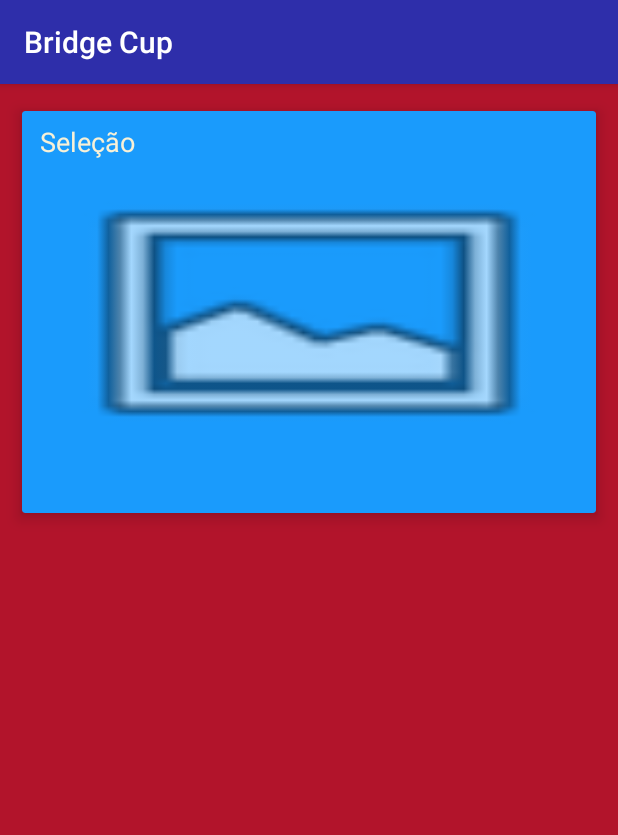
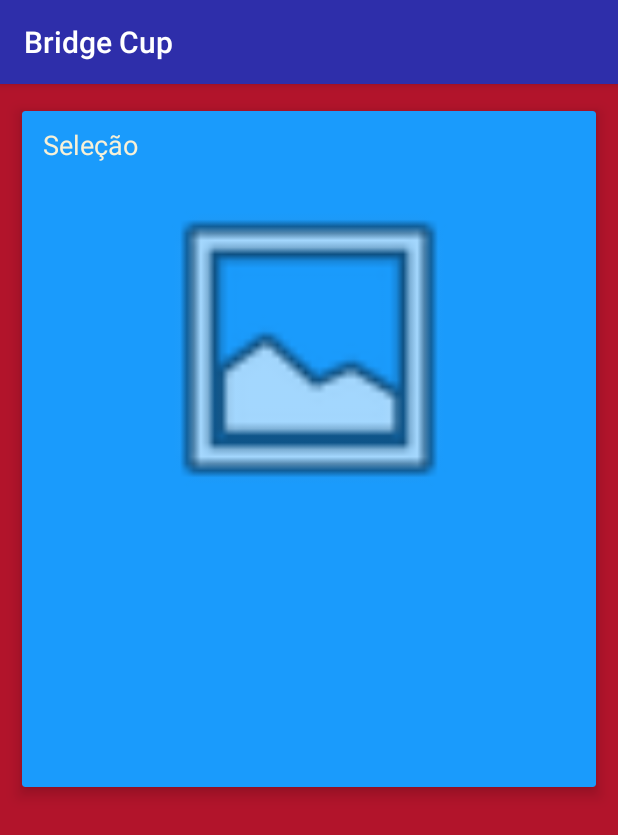
Before and after one commit to baioc/bridge_cup, an Android app: the SelecaoActivity screen opened directly, with no data from a screen before it, on a phone screen of 412 x 824 dp. Shown: the top 835 px of the screen. Run offline under Robolectric (Android 15) with nearby library versions, the phone set to English and light mode, and no system bars; our stand-ins replace Picasso; pictures from the network do not load; 2 statements that could not run were skipped.

Commit message:
Alguns ajustes
Melhorando a formatacao de algumas coisas para possibilitar diferentes orientacoes de tela

Iniciando Tarefa 4

```diff
--- a/Android/app/src/main/AndroidManifest.xml
+++ b/Android/app/src/main/AndroidManifest.xml
@@ -19,8 +19,9 @@
                 <category android:name="android.intent.category.LAUNCHER" />
             </intent-filter>
         </activity>
-        <activity android:name=".view.activity.GrupoActivity"></activity>
-        <activity android:name=".view.activity.SelecaoActivity"></activity>
+        <activity android:name=".view.activity.GrupoActivity" />
+        <activity android:name=".view.activity.SelecaoActivity" />
+        <activity android:name=".view.activity.PartidaActivity"></activity>
     </application>
 
 </manifest>
--- a/Android/app/src/main/java/br/ufsc/bridge/android/bridgecup/view/adapter/GruposAdapter.java
+++ b/Android/app/src/main/java/br/ufsc/bridge/android/bridgecup/view/adapter/GruposAdapter.java
@@ -53,8 +53,8 @@ public class GruposAdapter extends RecyclerView.Adapter<GruposAdapter.GrupoViewH
 
         //@todo mudar a cor das coisas ao clickar nelas
         public void onClick(View v) {
-            //vai para a tela de Grupo, enviando o id daquele escolhido de forma serializada
-            String grupo = grupos.get(getLayoutPosition()).getIdGrupo();
+            //vai para a tela do Grupo, enviando-o de forma serializada
+            Grupo grupo = grupos.get(getLayoutPosition());
             Intent intent = new Intent(v.getContext(), GrupoActivity.class);
             intent.putExtra("GRUPO", grupo);
             v.getContext().startActivity(intent);
--- a/Android/app/src/main/res/layout/activity_selecao.xml
+++ b/Android/app/src/main/res/layout/activity_selecao.xml
@@ -1,7 +1,12 @@
 <?xml version="1.0" encoding="utf-8"?>
-<android.support.constraint.ConstraintLayout xmlns:android="http://schemas.android.com/apk/res/android"
+<ScrollView xmlns:android="http://schemas.android.com/apk/res/android"
     xmlns:app="http://schemas.android.com/apk/res-auto"
     xmlns:tools="http://schemas.android.com/tools"
+    android:layout_width="fill_parent"
+    android:layout_height="fill_parent"
+    android:fillViewport="true">
+
+    <android.support.constraint.ConstraintLayout
         android:layout_width="match_parent"
         android:layout_height="match_parent"
         android:background="@color/red"
@@ -16,6 +21,7 @@
             app:cardBackgroundColor="@color/blue"
             app:cardElevation="6dp"
             app:cardUseCompatPadding="true"
+            app:contentPadding="2dp"
             app:layout_constraintEnd_toEndOf="parent"
             app:layout_constraintStart_toStartOf="parent"
             app:layout_constraintTop_toTopOf="parent">
@@ -27,46 +33,83 @@
                 <TextView
                     android:id="@+id/tv_selecao"
                     style="@style/Regular_18"
-                android:layout_width="wrap_content"
+                    android:layout_width="0dp"
                     android:layout_height="wrap_content"
+                    android:layout_marginBottom="12dp"
+                    android:layout_marginEnd="8dp"
                     android:layout_marginStart="12dp"
                     android:layout_marginTop="8dp"
                     android:text="@string/label_selecao"
                     android:textAlignment="viewStart"
+                    app:layout_constraintBottom_toTopOf="@+id/guide_top"
+                    app:layout_constraintEnd_toEndOf="parent"
                     app:layout_constraintStart_toStartOf="parent"
                     app:layout_constraintTop_toTopOf="parent"
                     tools:text="Selecao" />
 
+                <android.support.constraint.Guideline
+                    android:id="@+id/guide_top"
+                    android:layout_width="match_parent"
+                    android:layout_height="wrap_content"
+                    android:layout_marginTop="55dp"
+                    android:orientation="horizontal"
+                    app:layout_constraintGuide_percent="0.1"
+                    app:layout_constraintTop_toTopOf="parent" />
+
+                <android.support.constraint.Guideline
+                    android:id="@+id/guide_left"
+                    android:layout_width="wrap_content"
+                    android:layout_height="wrap_content"
+                    android:orientation="vertical"
+                    app:layout_constraintGuide_percent="0.03" />
+
                 <ImageView
                     android:id="@+id/iv_bandeira"
                     android:layout_width="0dp"
-                android:layout_height="180dp"
-                android:layout_marginBottom="12dp"
-                android:layout_marginEnd="8dp"
-                android:layout_marginStart="8dp"
-                android:layout_marginTop="12dp"
-                android:scaleType="fitXY"
-                app:layout_constraintBottom_toTopOf="@+id/tv_info_selecao"
-                app:layout_constraintEnd_toEndOf="parent"
-                app:layout_constraintHorizontal_bias="0.5"
-                app:layout_constraintStart_toStartOf="parent"
-                app:layout_constraintTop_toBottomOf="@+id/tv_selecao"
+                    android:layout_height="0dp"
+                    android:maxHeight="210dp"
+                    android:maxWidth="350dp"
+                    android:minHeight="30dp"
+                    android:minWidth="50dp"
+                    android:scaleType="fitCenter"
+                    app:layout_constraintBottom_toTopOf="@+id/guide_bottom"
+                    app:layout_constraintEnd_toStartOf="@+id/guide_right"
+                    app:layout_constraintStart_toStartOf="@+id/guide_left"
+                    app:layout_constraintTop_toTopOf="@+id/guide_top"
+                    app:layout_constraintVertical_bias="0.507"
                     app:srcCompat="@android:drawable/ic_menu_gallery" />
+
+                <android.support.constraint.Guideline
+                    android:id="@+id/guide_right"
+                    android:layout_width="wrap_content"
+                    android:layout_height="wrap_content"
+                    android:orientation="vertical"
+                    app:layout_constraintGuide_percent="0.97" />
+
+                <android.support.constraint.Guideline
+                    android:id="@+id/guide_bottom"
+                    android:layout_width="match_parent"
+                    android:layout_height="wrap_content"
+                    android:orientation="horizontal"
+                    app:layout_constraintGuide_percent="0.6" />
 
                 <TextView
                     android:id="@+id/tv_info_selecao"
                     style="@style/Regular_14"
                     android:layout_width="0dp"
                     android:layout_height="wrap_content"
-                android:layout_marginBottom="12dp"
+                    android:layout_marginBottom="4dp"
                     android:layout_marginEnd="8dp"
                     android:layout_marginStart="12dp"
+                    android:layout_marginTop="8dp"
                     android:textAlignment="textStart"
                     app:layout_constraintBottom_toBottomOf="parent"
                     app:layout_constraintEnd_toEndOf="parent"
                     app:layout_constraintStart_toStartOf="parent"
+                    app:layout_constraintTop_toTopOf="@+id/guide_bottom"
                     tools:text="Informacoes" />
 
             </android.support.constraint.ConstraintLayout>
         </android.support.v7.widget.CardView>
     </android.support.constraint.ConstraintLayout>
+</ScrollView>
```
Also changed, not shown: Android/app/src/main/java/br/ufsc/bridge/android/bridgecup/view/activity/GrupoActivity.java (+7 -39 lines), Android/app/src/main/java/br/ufsc/bridge/android/bridgecup/view/activity/PartidaActivity.java (added, +23 -0 lines), Android/app/src/main/java/br/ufsc/bridge/android/bridgecup/view/adapter/PartidasAdapter.java (+7 -2 lines), Android/app/src/main/res/layout/activity_partida.xml (added, +14 -0 lines). Lines whose indentation alone changed are shown as unchanged.
